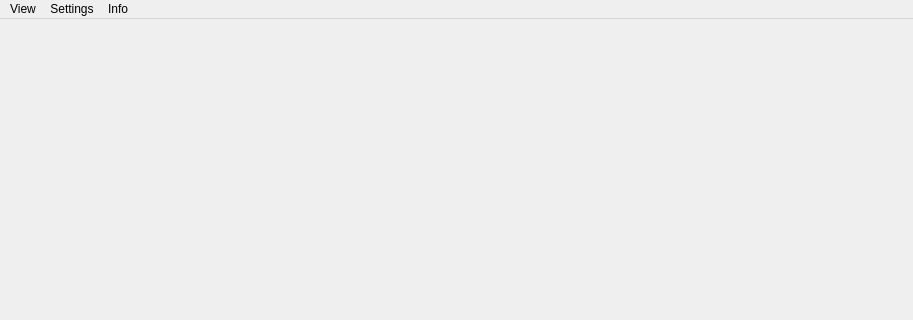
Qt form mainwindow.ui (RandomTick/coreBoard) before a commit; both pictures show x 0 to 913 and y 0 to 320 of the 913 by 581 pixel window.
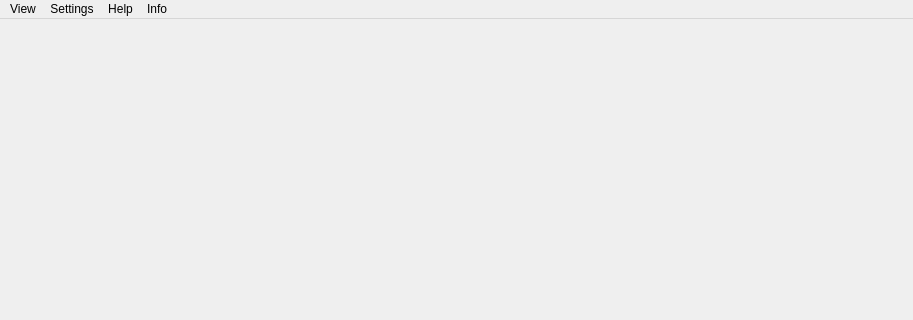
The same form after that commit.

Diff of the .ui file:
```diff
--- a/mainwindow.ui
+++ b/mainwindow.ui
@@ -40,6 +40,15 @@
    </widget>
    <addaction name="menuView"/>
    <addaction name="menuSettings"/>
+   <widget class="QMenu" name="menuHelp">
+    <property name="title">
+     <string>Help</string>
+    </property>
+    <addaction name="actionGettingStarted"/>
+    <addaction name="actionNohBoardLayouts"/>
+    <addaction name="actionReportProblem"/>
+   </widget>
+   <addaction name="menuHelp"/>
    <addaction name="actionAbout"/>
   </widget>
   <widget class="QStatusBar" name="statusbar"/>
```
Left out of the diff: 15 changed lines with no effect on the pictures.
